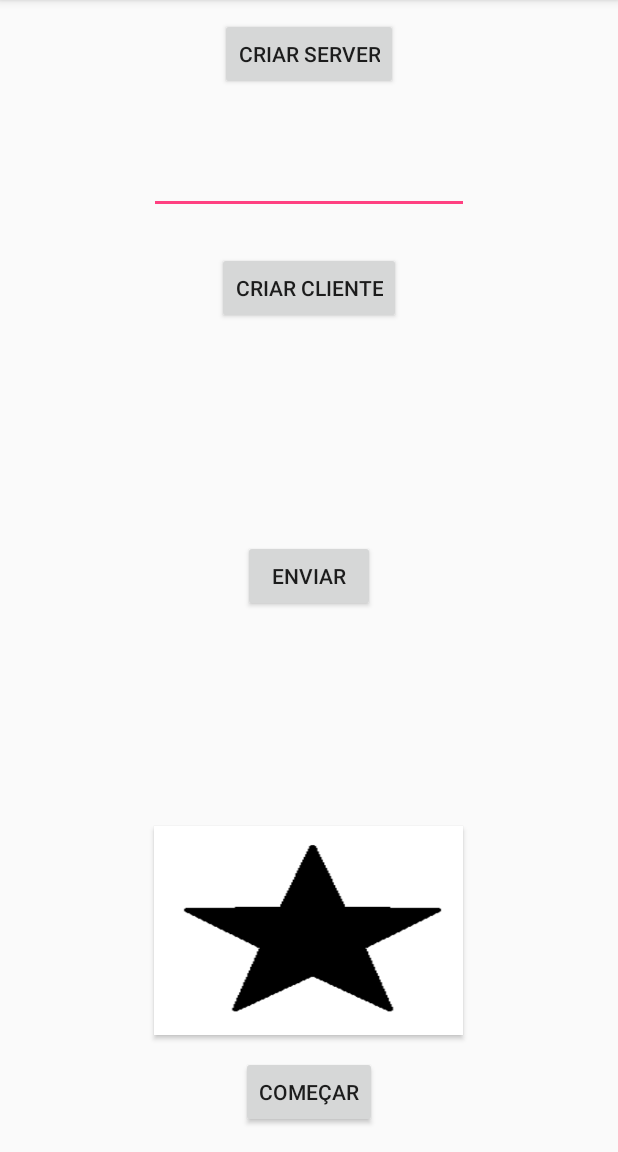
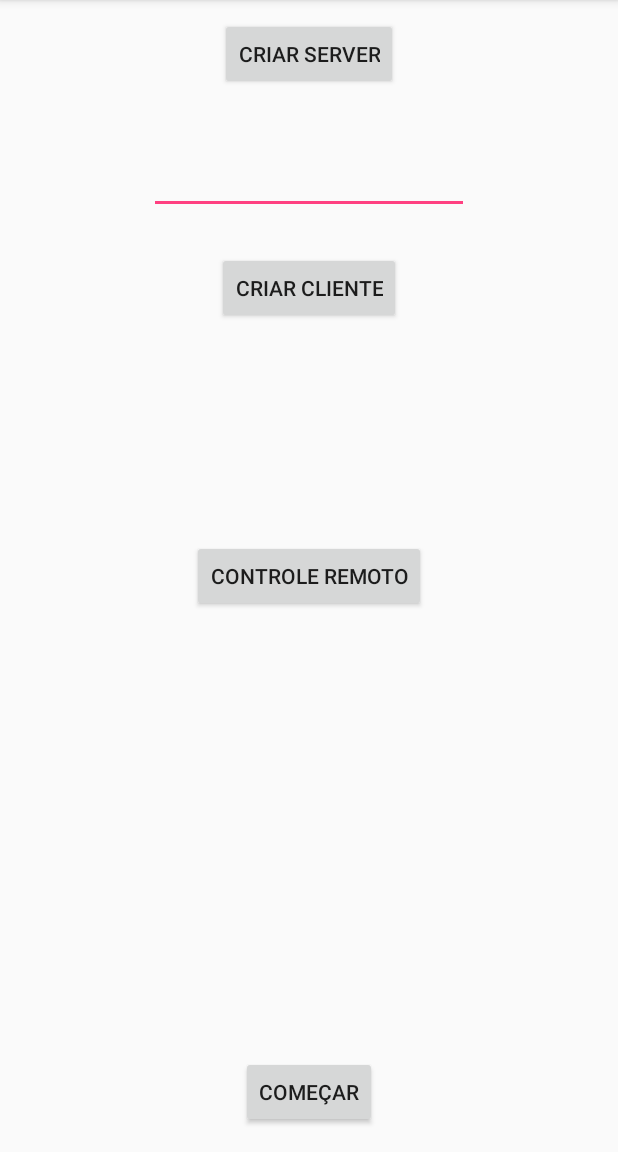
Before and after one commit to DanielSoaresRocha/AplicacaoClienteServidor, an Android app: the screen it shows after launch (MainActivity), after a tap on "CRIAR CLIENTE", on a phone screen of 412 x 824 dp, the part 84-1236 px from its top. Run offline under Robolectric (Android 15) with nearby library versions, the phone set to English and light mode, and no system bars.

Commit message:
Controle Remoto Adicionado - Mudança de telas

```diff
--- a/novaTentativa/app/src/main/AndroidManifest.xml
+++ b/novaTentativa/app/src/main/AndroidManifest.xml
@@ -22,7 +22,8 @@
                 <category android:name="android.intent.category.LAUNCHER" />
             </intent-filter>
         </activity>
-        <activity android:name=".Jogar"></activity>
+        <activity android:name=".Jogar" />
+        <activity android:name=".ControleRemoto"></activity>
     </application>
 
 </manifest>
--- a/novaTentativa/app/src/main/java/com/example/bolsista/novatentativa/MainActivity.java
+++ b/novaTentativa/app/src/main/java/com/example/bolsista/novatentativa/MainActivity.java
@@ -15,7 +15,7 @@ import java.net.ServerSocket;
 import java.net.Socket;
 
 public class MainActivity extends AppCompatActivity {
-    Button server, client,enviar,imagem,comecar;
+    Button server, client,controleRemotoBtn,comecar;
     EditText host;
 
     Jogar jogar;
@@ -24,6 +24,7 @@ public class MainActivity extends AppCompatActivity {
     static Cliente cliente;
 
     static boolean serverIdentificado = false;
+    static boolean controleRemoto = false;
 
     String numberAleatorio;
 
@@ -48,10 +49,10 @@ public class MainActivity extends AppCompatActivity {
             }
         });
 
-        enviar.setOnClickListener(new View.OnClickListener() {
+        controleRemotoBtn.setOnClickListener(new View.OnClickListener() {
             @Override
             public void onClick(View v) {
-                cliente.escrever();
+                criarControleRemoto();
             }
         });
 
@@ -61,6 +62,8 @@ public class MainActivity extends AppCompatActivity {
                 Intent mudarTela = new Intent(MainActivity.this,Jogar.class);
 
                 startActivity(mudarTela);
+
+
             }
         });
 
@@ -102,27 +105,43 @@ public class MainActivity extends AppCompatActivity {
 
 
     public void criarCliente(){
-        final MainActivity client = this;
-        cliente = new Cliente(host.getText().toString(),client);
-        cliente.connect();
-        Toast.makeText(getApplicationContext(), "Cliente criado", Toast.LENGTH_SHORT).show();
+        if(host.getText().toString().length() < 5){
+            Toast.makeText(getApplicationContext(),"Insira um IP válido!!!", Toast.LENGTH_LONG).show();
+        }else {
+            final MainActivity client = this;
+            cliente = new Cliente(host.getText().toString(),client,false);
+            cliente.connect();
+            Toast.makeText(getApplicationContext(), "Cliente criado", Toast.LENGTH_SHORT).show();
+        }
+    }
 
+    public void criarControleRemoto(){
+        if(host.getText().toString().length() < 5){
+            Toast.makeText(getApplicationContext(),"Insira um IP válido!!!", Toast.LENGTH_LONG).show();
+        }else{
+            final MainActivity client = this;
+            cliente = new Cliente(host.getText().toString(),client,true);
+            cliente.connect();
+            Toast.makeText(getApplicationContext(), "Controle Ativo", Toast.LENGTH_SHORT).show();
+
+            Intent controleRemoto = new Intent(MainActivity.this,ControleRemoto.class);
+            startActivity(controleRemoto);
+
+        }
+    }
+
+    public static void enviar2(){
+        cliente.escrever();
     }
 
     public void inicializarComponentes(){
         server = findViewById(R.id.server);
         host = findViewById(R.id.host);
         client = findViewById(R.id.client);
-        enviar = findViewById(R.id.enviar);
-        imagem = findViewById(R.id.imagem);
+        controleRemotoBtn = findViewById(R.id.controleRemoto);
         comecar = findViewById(R.id.comecar);
 
     }
 
 
-    public static void enviar2(){
-        cliente.escrever();
-    }
-
-
 }
--- a/novaTentativa/app/src/main/res/layout/activity_main.xml
+++ b/novaTentativa/app/src/main/res/layout/activity_main.xml
@@ -35,20 +35,11 @@
         android:text="CRIAR CLIENTE" />
 
     <Button
-        android:id="@+id/enviar"
+        android:id="@+id/controleRemoto"
         android:layout_width="wrap_content"
         android:layout_height="wrap_content"
         android:layout_centerInParent="true"
-        android:text="Enviar" />
-
-    <Button
-        android:id="@+id/imagem"
-        android:layout_width="206dp"
-        android:layout_height="139dp"
-        android:layout_alignParentBottom="true"
-        android:layout_centerHorizontal="true"
-        android:layout_marginBottom="78dp"
-        android:background="@drawable/estrela" />
+        android:text="controle remoto" />
 
     <Button
         android:id="@+id/comecar"
--- /dev/null
+++ b/novaTentativa/app/src/main/res/values/dimens.xml
@@ -0,0 +1,3 @@
+<resources>
+    <dimen name="fab_margin">16dp</dimen>
+</resources>
--- a/novaTentativa/app/src/main/res/values/strings.xml
+++ b/novaTentativa/app/src/main/res/values/strings.xml
@@ -1,3 +1,6 @@
 <resources>
     <string name="app_name">novaTentativa</string>
+    <string name="title_activity_controle_remoto">ControleRemoto</string>
+    <string name="enviarControle">Enviar</string>
+    <string name="desconectar">desconectar</string>
 </resources>
```
Also changed, not shown: novaTentativa/app/build.gradle (+9 -8 lines), novaTentativa/app/src/main/java/com/example/bolsista/novatentativa/Cliente.java (+15 -3 lines), novaTentativa/app/src/main/java/com/example/bolsista/novatentativa/ControleRemoto.java (added, +37 -0 lines), novaTentativa/app/src/main/java/com/example/bolsista/novatentativa/GerenciadorDeClientes.java (+29 -6 lines), novaTentativa/app/src/main/res/layout/activity_controle_remoto.xml (added, +42 -0 lines), novaTentativa/app/src/main/res/layout/activity_jogar.xml (+3 -6 lines), novaTentativa/app/src/main/res/values/styles.xml (+9 -0 lines).
